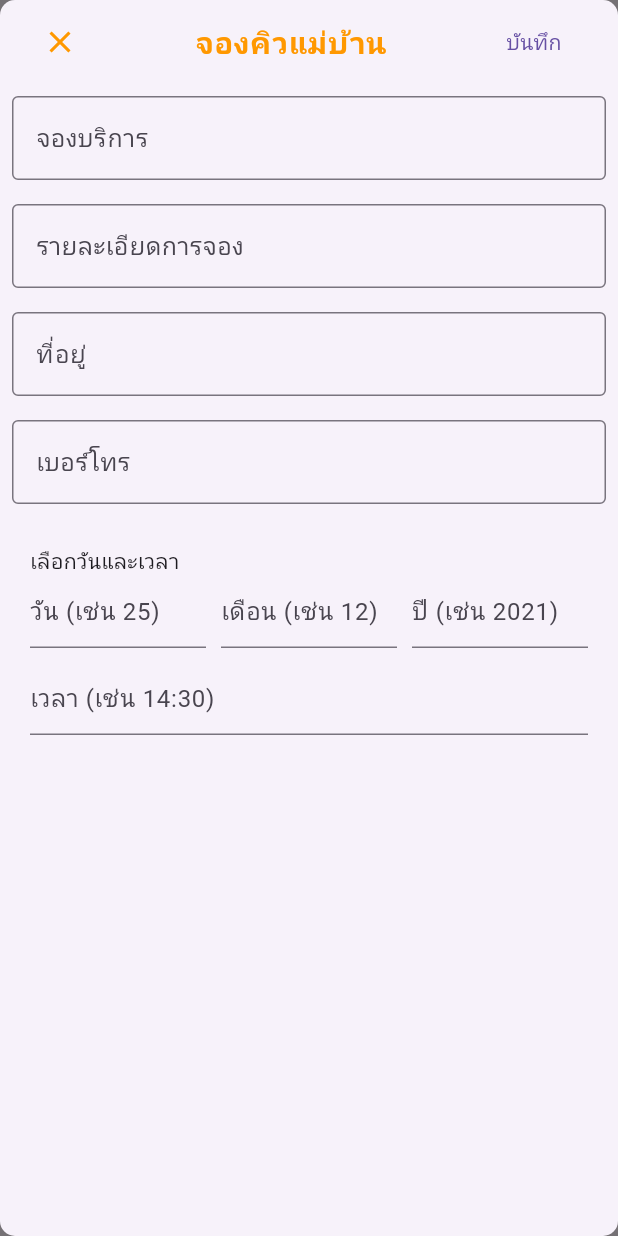
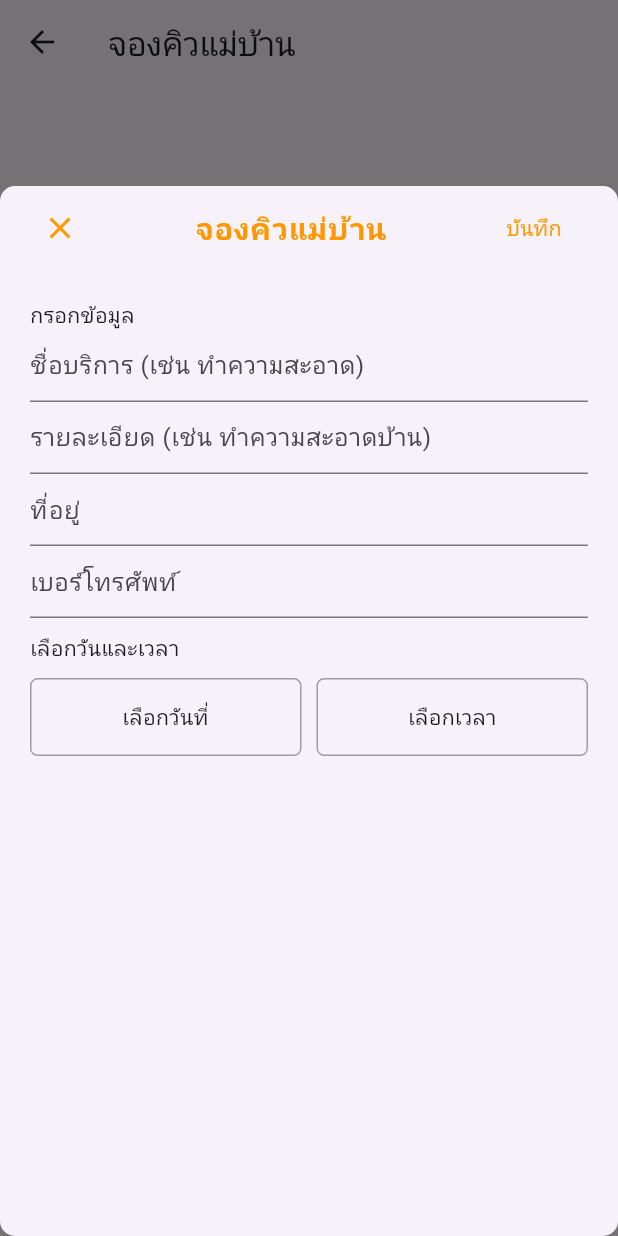
Before and after one commit to Pakawat14/project_mobile, a Flutter app: the ProductListScreen screen opened directly, after a tap on the "add" icon, on a phone screen of 412 x 824 dp. Run offline on Flutter 3.47's test engine with Material 3 defaults, Android fonts, the phone set to English and light mode, and no system bars; our stand-ins replace cloud_firestore, firebase_auth, firebase_core; accounts and stored records are empty.

Commit message:
Add files via upload

```diff
--- a/lib/database/model.dart
+++ b/lib/database/model.dart
@@ -8,6 +8,7 @@ class Product {
   String? referenceId;
   String? contactnumber;
   String? address;
+  String bookingTime; // Add a new field for booking time
 
 
    // Optional reference ID if needed
@@ -19,7 +20,7 @@ class Product {
     required this.favorite,
     required this.contactnumber,
     required this.address,
-
+    required this.bookingTime,
     this.referenceId,
     // Added bookingDate parameter
   });
@@ -32,6 +33,7 @@ class Product {
       favorite: json['favorite'] as int,
       contactnumber: json['contactnumber'] as String,
       address: json['address'] as String,
+      bookingTime: json['bookingTime'] as String,
 
 
 
@@ -48,6 +50,7 @@ class Product {
       'favorite': favorite,
       'contactnumber': contactnumber,
       'address': address,
+      'bookingTime': bookingTime,
 
 
 
--- a/lib/pages/product.dart
+++ b/lib/pages/product.dart
@@ -1,9 +1,8 @@
 import 'package:flutter/material.dart';
 import '../database/model.dart';
 import '../database/database_helper.dart';
-import 'dart:io';
-import 'package:image_picker/image_picker.dart';
 import 'package:cloud_firestore/cloud_firestore.dart';
+import 'package:intl/intl.dart';
 
 // ignore: must_be_immutable
 class ProductListScreen extends StatefulWidget {
@@ -42,7 +41,7 @@ class _ProductListScreenState extends State<ProductListScreen> {
   Widget build(BuildContext context) {
     return Scaffold(
       appBar: AppBar(
-        title: const Text('จองคิวแม่บ้าน'),  // Changed title
+        title: const Text('จองคิวแม่บ้าน'), // Changed title
       ),
       body: StreamBuilder<QuerySnapshot>(
         stream: widget.dbHelper.getStream(),
@@ -58,11 +57,12 @@ class _ProductListScreenState extends State<ProductListScreen> {
               description: element.get('description'),
               favorite: element.get('favorite'),
               referenceId: element.id,
-      contactnumber: data.containsKey('contactnumber') ? data['contactnumber'] : '',
+              contactnumber: data.containsKey('contactnumber')
+                  ? data['contactnumber']
+                  : '',
               address: data.containsKey('address') ? data['address'] : '',
-       // Default to null if not found
-
-        // Default to empty string if not found
+              bookingTime:
+                  data.containsKey('bookingTime') ? data['bookingTime'] : '',
             ));
           }
 
@@ -84,7 +84,8 @@ class _ProductListScreenState extends State<ProductListScreen> {
                 },
                 confirmDismiss: (direction) async {
                   if (direction == DismissDirection.endToStart) {
-                    return await _showConfirmDialog(context, 'แน่ใจว่าจะลบการจองนี้?');  // Changed confirmation message
+                    return await _showConfirmDialog(context,
+                        'แน่ใจว่าจะลบการจองนี้?'); // Changed confirmation message
                   }
                   return false;
                 },
@@ -144,33 +145,20 @@ class DetailScreen extends StatelessWidget {
 
   @override
   Widget build(BuildContext context) {
-    var result = productdetail.favorite;
     return Scaffold(
       appBar: AppBar(
         title: Text(productdetail.name),
       ),
       body: SingleChildScrollView(
-        // Enclose content in SingleChildScrollView
         child: Column(
           crossAxisAlignment: CrossAxisAlignment.start,
           children: [
-            // Display uploaded image at the top if available
-            if (productdetail.imagePath != null)
-              Container(
-                height: 300, // Set a height for the image
-                decoration: BoxDecoration(
-                  image: DecorationImage(
-                    image: FileImage(File(productdetail.imagePath!)), // Load the image from file path
-                    fit: BoxFit.cover,
-                  ),
-                ),
-              ),
             Container(
               alignment: Alignment.centerLeft,
               padding: const EdgeInsets.only(
                   left: 10, top: 20.0), // Adjust top padding as needed
               child: Text(
-                'เรื่องจอง: ${productdetail.name}',  // Updated label
+                'เรื่องจอง: ${productdetail.name}', // Updated label
                 style: TextStyle(fontSize: 20, fontWeight: FontWeight.bold),
               ),
             ),
@@ -179,7 +167,7 @@ class DetailScreen extends StatelessWidget {
               padding: const EdgeInsets.only(
                   left: 10, top: 20.0), // Adjust top padding as needed
               child: Text(
-                'รายละเอียด: ${productdetail.description}',  // Updated label
+                'รายละเอียด: ${productdetail.description}', // Updated label
                 style: TextStyle(fontSize: 20, fontWeight: FontWeight.bold),
               ),
             ),
@@ -188,27 +176,35 @@ class DetailScreen extends StatelessWidget {
               padding: const EdgeInsets.only(
                   left: 10, top: 20.0), // Adjust top padding as needed
               child: Text(
-                'ที่อยู่: ${productdetail.address}',  // Updated label
+                'ที่อยู่: ${productdetail.address}', // Updated label
                 style: TextStyle(fontSize: 20, fontWeight: FontWeight.bold),
               ),
             ),
-
             Container(
               alignment: Alignment.centerLeft,
               padding: const EdgeInsets.only(
                   left: 10, top: 20.0), // Adjust top padding as needed
               child: Text(
-                'เบอร์โทร: ${productdetail.contactnumber}',  // Updated label
+                'เบอร์โทร: ${productdetail.contactnumber}', // Updated label
                 style: TextStyle(fontSize: 20, fontWeight: FontWeight.bold),
               ),
             ),
-
+            Container(
+              alignment: Alignment.centerLeft,
+              padding: const EdgeInsets.only(
+                left: 10,
+                top: 20.0,
+              ),
+              child: Text(
+                'เวลาการจอง: ${productdetail.bookingTime}', // New label for booking time
+                style: TextStyle(fontSize: 20, fontWeight: FontWeight.bold),
+              ),
+            ),
             Container(
               padding: const EdgeInsets.only(top: 20),
               child: Row(
                 mainAxisAlignment: MainAxisAlignment.spaceEvenly,
                 children: [
-
                   ElevatedButton(
                     child: const Text('Close'),
                     style: ElevatedButton.styleFrom(
@@ -236,30 +232,30 @@ class ModalProductForm {
   String _name = '', _description = '';
   String _address = '';
   String _contactnumber = '';
-
-
-
   final int _favorite = 0;
 
-  // Controllers for day, month, year, and time fields
-  final TextEditingController _dayController = TextEditingController();
-  final TextEditingController _monthController = TextEditingController();
-  final TextEditingController _yearController = TextEditingController();
-  final TextEditingController _timeController = TextEditingController();
+  DateTime? _selectedDate;
+  TimeOfDay? _selectedTime;
 
-  DateTime? _getSelectedDate() {
-    try {
-      int day = int.parse(_dayController.text);
-      int month = int.parse(_monthController.text);
-      int year = int.parse(_yearController.text);
+  Future<void> _selectDate(BuildContext context) async {
+    final DateTime? picked = await showDatePicker(
+      context: context,
+      initialDate: _selectedDate ?? DateTime.now(),
+      firstDate: DateTime(2000),
+      lastDate: DateTime(2101),
+    );
+    if (picked != null && picked != _selectedDate) {
+      _selectedDate = picked;
+    }
+  }
 
-      List<String> timeParts = _timeController.text.split(':');
-      int hour = int.parse(timeParts[0]);
-      int minute = int.parse(timeParts[1]);
-
-      return DateTime(year, month, day, hour, minute);
-    } catch (e) {
-      return null;
+  Future<void> _selectTime(BuildContext context) async {
+    final TimeOfDay? picked = await showTimePicker(
+      context: context,
+      initialTime: _selectedTime ?? TimeOfDay.now(),
+    );
+    if (picked != null && picked != _selectedTime) {
+      _selectedTime = picked;
     }
   }
 
@@ -272,7 +268,7 @@ class ModalProductForm {
       isScrollControlled: true,
       builder: (BuildContext context) {
         return Container(
-          height: 900, // Set desired height
+          height: 700, // Set desired height
           child: Column(
             mainAxisSize: MainAxisSize.min,
             children: [
@@ -285,7 +281,7 @@ class ModalProductForm {
                 ),
                 title: const Center(
                   child: Text(
-                    'จองคิวแม่บ้าน',  // Changed title
+                    'จองคิวแม่บ้าน', // Changed title
                     style: TextStyle(
                       fontSize: 20,
                       fontWeight: FontWeight.bold,
@@ -295,116 +291,106 @@ class ModalProductForm {
                 ),
                 trailing: TextButton(
                   onPressed: () async {
-                    DateTime? selectedDate = _getSelectedDate();
-                    if (selectedDate == null) {
+                    if (_name.isEmpty || _description.isEmpty || _selectedDate == null || _selectedTime == null) {
                       ScaffoldMessenger.of(context).showSnackBar(
                         const SnackBar(
-                          content: Text('กรุณากรอกข้อมูลวันที่และเวลาให้ถูกต้อง'),
+                          content: Text('กรุณากรอกข้อมูลให้ครบถ้วน'), // Error message
                         ),
                       );
-                      return;
-                    }
-
-                    if (_name.isEmpty || _description.isEmpty) {
-                      ScaffoldMessenger.of(context).showSnackBar(
-                        const SnackBar(
-                          content: Text('กรุณากรอกข้อมูลให้ครบถ้วน'),
-                        ),
-                      );
-                      return;
-                    }
-
-                    await dbHelper.insertProduct(
-                      Product(
+                    } else {
+                      await dbHelper.insertProduct(Product(
                         name: _name,
                         description: _description,
                         favorite: _favorite,
                         contactnumber: _contactnumber,
                         address: _address,
-
-
-
-
-
+                        bookingTime: '${DateFormat('dd/MM/yyyy').format(_selectedDate!)} ${_selectedTime!.format(context)}',
+                      ));
+                      Navigator.pop(context);
+                    }
+                  },
+                  child: const Text('บันทึก', style: TextStyle(color: Colors.orange)), // Save button
                 ),
-                    );
-                    Navigator.pop(context);
-                  },
-                  child: const Text('บันทึก'),
-                ),
-              ),
-              _buildInputField(
-                context,
-                'จองบริการ',  // Updated label
-                'กรุณากรอกหัวข้อการจอง',
-                (value) => _name = value,
-              ),
-              _buildInputField(
-                context,
-                'รายละเอียดการจอง',  // Updated label
-                'กรุณากรอกรายละเอียดการจอง',
-                (value) => _description = value,
-              ),
-              _buildInputField(
-                context,
-                'ที่อยู่',  // Updated label
-                'กรุณากรอกรายละเอียดที่อยู่',
-                (value) => _address = value,
-              ),
-              _buildInputField(
-                context,
-                'เบอร์โทร',  // Updated label
-                'กรุณากรอกเบอร์โทร',
-                (value) => _contactnumber = value,
               ),
               Padding(
                 padding: const EdgeInsets.all(20.0),
                 child: Column(
                   crossAxisAlignment: CrossAxisAlignment.start,
                   children: [
-                    const Text('เลือกวันและเวลา'),
+                    const Text('กรอกข้อมูล'), // Input data title
+                    TextField(
+                      onChanged: (value) {
+                        _name = value;
+                      },
+                      decoration: const InputDecoration(
+                        hintText: 'ชื่อบริการ (เช่น ทำความสะอาด)',
+                      ),
+                    ),
+                    TextField(
+                      onChanged: (value) {
+                        _description = value;
+                      },
+                      decoration: const InputDecoration(
+                        hintText: 'รายละเอียด (เช่น ทำความสะอาดบ้าน)',
+                      ),
+                    ),
+                    TextField(
+                      onChanged: (value) {
+                        _address = value;
+                      },
+                      decoration: const InputDecoration(
+                        hintText: 'ที่อยู่',
+                      ),
+                    ),
+                    TextField(
+                      onChanged: (value) {
+                        _contactnumber = value;
+                      },
+                      decoration: const InputDecoration(
+                        hintText: 'เบอร์โทรศัพท์',
+                      ),
+                    ),
+                    const SizedBox(height: 10),
+                    const Text('เลือกวันและเวลา'), // Date and time selection title
+                    const SizedBox(height: 10),
                     Row(
                       children: [
                         Expanded(
-                          child: TextField(
-                            controller: _dayController,
-                            keyboardType: TextInputType.number,
-                            decoration: const InputDecoration(
-                              hintText: 'วัน (เช่น 25)',
+                          child: GestureDetector(
+                            onTap: () => _selectDate(context),
+                            child: Container(
+                              padding: const EdgeInsets.symmetric(vertical: 15),
+                              decoration: BoxDecoration(
+                                border: Border.all(color: Colors.grey),
+                                borderRadius: BorderRadius.circular(5),
+                              ),
+                              child: Center(
+                                child: Text(
+                                  _selectedDate == null
+                                      ? 'เลือกวันที่'
+                                      : DateFormat('dd/MM/yyyy').format(_selectedDate!),
+                                ),
+                              ),
                             ),
                           ),
                         ),
                         const SizedBox(width: 10),
                         Expanded(
-                          child: TextField(
-                            controller: _monthController,
-                            keyboardType: TextInputType.number,
-                            decoration: const InputDecoration(
-                              hintText: 'เดือน (เช่น 12)',
+                          child: GestureDetector(
+                            onTap: () => _selectTime(context),
+                            child: Container(
+                              padding: const EdgeInsets.symmetric(vertical: 15),
+                              decoration: BoxDecoration(
+                                border: Border.all(color: Colors.grey),
+                                borderRadius: BorderRadius.circular(5),
+                              ),
+                              child: Center(
+                                child: Text(
+                                  _selectedTime == null
+                                      ? 'เลือกเวลา'
+                                      : _selectedTime!.format(context),
                                 ),
                               ),
-                        ),
-                        const SizedBox(width: 10),
-                        Expanded(
-                          child: TextField(
-                            controller: _yearController,
-                            keyboardType: TextInputType.number,
-                            decoration: const InputDecoration(
-                              hintText: 'ปี (เช่น 2021)',
-                            ),
-                          ),
-                        ),
-                      ],
-                    ),
-                    const SizedBox(height: 10),
-                    Row(
-                      children: [
-                        Expanded(
-                          child: TextField(
-                            controller: _timeController,
-                            keyboardType: TextInputType.number,
-                            decoration: const InputDecoration(
-                              hintText: 'เวลา (เช่น 14:30)',
                             ),
                           ),
                         ),
@@ -419,34 +405,15 @@ class ModalProductForm {
       },
     );
   }
-
-  Padding _buildInputField(BuildContext context, String labelText, String hintText, Function(String) onChanged) {
-    return Padding(
-      padding: const EdgeInsets.all(8.0),
-      child: TextField(
-        decoration: InputDecoration(
-          labelText: labelText,
-          hintText: hintText,
-          border: OutlineInputBorder(),
-        ),
-        onChanged: onChanged,
-      ),
-    );
-  }
 }
 
 class ModalEditProductForm {
+  const ModalEditProductForm({Key? key, required this.dbHelper, required this.editedProduct});
+
   final DatabaseHelper dbHelper;
   final Product editedProduct;
 
-  ModalEditProductForm({required this.dbHelper, required this.editedProduct});
-
   Future<dynamic> showModalInputForm(BuildContext context) {
-    final TextEditingController nameController =
-        TextEditingController(text: editedProduct.name);
-    final TextEditingController descriptionController =
-        TextEditingController(text: editedProduct.description);
-
     return showModalBottomSheet(
       shape: RoundedRectangleBorder(
         borderRadius: BorderRadius.circular(10.0),
@@ -455,7 +422,7 @@ class ModalEditProductForm {
       isScrollControlled: true,
       builder: (BuildContext context) {
         return Container(
-          height: 600, // Set desired height
+          height: 500, // Set desired height
           child: Column(
             mainAxisSize: MainAxisSize.min,
             children: [
@@ -468,7 +435,7 @@ class ModalEditProductForm {
                 ),
                 title: const Center(
                   child: Text(
-                    'แก้ไขข้อมูลการจอง',  // Updated title
+                    'แก้ไขข้อมูล', // Changed title
                     style: TextStyle(
                       fontSize: 20,
                       fontWeight: FontWeight.bold,
@@ -478,46 +445,58 @@ class ModalEditProductForm {
                 ),
                 trailing: TextButton(
                   onPressed: () async {
-                    final updatedProduct = Product(
-                      name: nameController.text,
-                      description: descriptionController.text,
-                      favorite: editedProduct.favorite,
-                      referenceId: editedProduct.referenceId,
-                      contactnumber: editedProduct.contactnumber,
-                      address: editedProduct.address,
-
-
-
-
-
-
-                    );
-                    await dbHelper.updateProduct(updatedProduct);
+                    await dbHelper.updateProduct(editedProduct);
                     Navigator.pop(context);
                   },
-                  child: const Text('บันทึก'),
+                  child: const Text('บันทึก', style: TextStyle(color: Colors.orange)), // Save button
                 ),
               ),
               Padding(
-                padding: const EdgeInsets.all(8.0),
-                child: TextField(
-                  controller: nameController,
-                  decoration: const InputDecoration(
-                    labelText: 'หัวข้อการจอง',  // Updated label
-                    hintText: 'กรุณากรอกหัวข้อการจอง',
-                    border: OutlineInputBorder(),
+                padding: const EdgeInsets.all(20.0),
+                child: Column(
+                  crossAxisAlignment: CrossAxisAlignment.start,
+                  children: [
+                    TextField(
+                      onChanged: (value) {
+                        editedProduct.name = value;
+                      },
+                      decoration: InputDecoration(
+                        hintText: 'ชื่อบริการ (เช่น ทำความสะอาด)',
+                        labelText: 'ชื่อบริการ',
+                        labelStyle: TextStyle(color: Colors.orange),
                       ),
                     ),
+                    TextField(
+                      onChanged: (value) {
+                        editedProduct.description = value;
+                      },
+                      decoration: InputDecoration(
+                        hintText: 'รายละเอียด (เช่น ทำความสะอาดบ้าน)',
+                        labelText: 'รายละเอียด',
+                        labelStyle: TextStyle(color: Colors.orange),
                       ),
-              Padding(
-                padding: const EdgeInsets.all(8.0),
-                child: TextField(
-                  controller: descriptionController,
-                  decoration: const InputDecoration(
-                    labelText: 'รายละเอียดการจอง',  // Updated label
-                    hintText: 'กรุณากรอกรายละเอียดการจอง',
-                    border: OutlineInputBorder(),
                     ),
+                    TextField(
+                      onChanged: (value) {
+                        editedProduct.address = value;
+                      },
+                      decoration: InputDecoration(
+                        hintText: 'ที่อยู่',
+                        labelText: 'ที่อยู่',
+                        labelStyle: TextStyle(color: Colors.orange),
+                      ),
+                    ),
+                    TextField(
+                      onChanged: (value) {
+                        editedProduct.contactnumber = value;
+                      },
+                      decoration: InputDecoration(
+                        hintText: 'เบอร์โทรศัพท์',
+                        labelText: 'เบอร์โทรศัพท์',
+                        labelStyle: TextStyle(color: Colors.orange),
+                      ),
+                    ),
+                  ],
                 ),
               ),
             ],
@@ -527,27 +506,3 @@ class ModalEditProductForm {
     );
   }
 }
-
-
-
-class ServiceSelectionScreen extends StatelessWidget {
-  final List<String> services = ['ทำความสะอาดทั่วไป', 'ทำความสะอาดลึก', 'บริการเสริม'];
-
-  @override
-  Widget build(BuildContext context) {
-    return Scaffold(
-      appBar: AppBar(title: const Text('เลือกบริการแม่บ้าน')),
-      body: ListView.builder(
-        itemCount: services.length,
-        itemBuilder: (context, index) {
-          return ListTile(
-            title: Text(services[index]),
-            onTap: () {
-              // Logic to proceed with booking the selected service
-            },
-          );
-        },
-      ),
-    );
-  }
-}
--- a/pubspec.yaml
+++ b/pubspec.yaml
@@ -16,6 +16,7 @@ dependencies:
   cloud_firestore: <5.0.0
   firebase_auth: ^4.1.0
   cupertino_icons: ^1.0.2
+  intl: ^0.18.0
 
 dev_dependencies:
   flutter_test:
```
Lines whose indentation alone changed are shown as unchanged.
